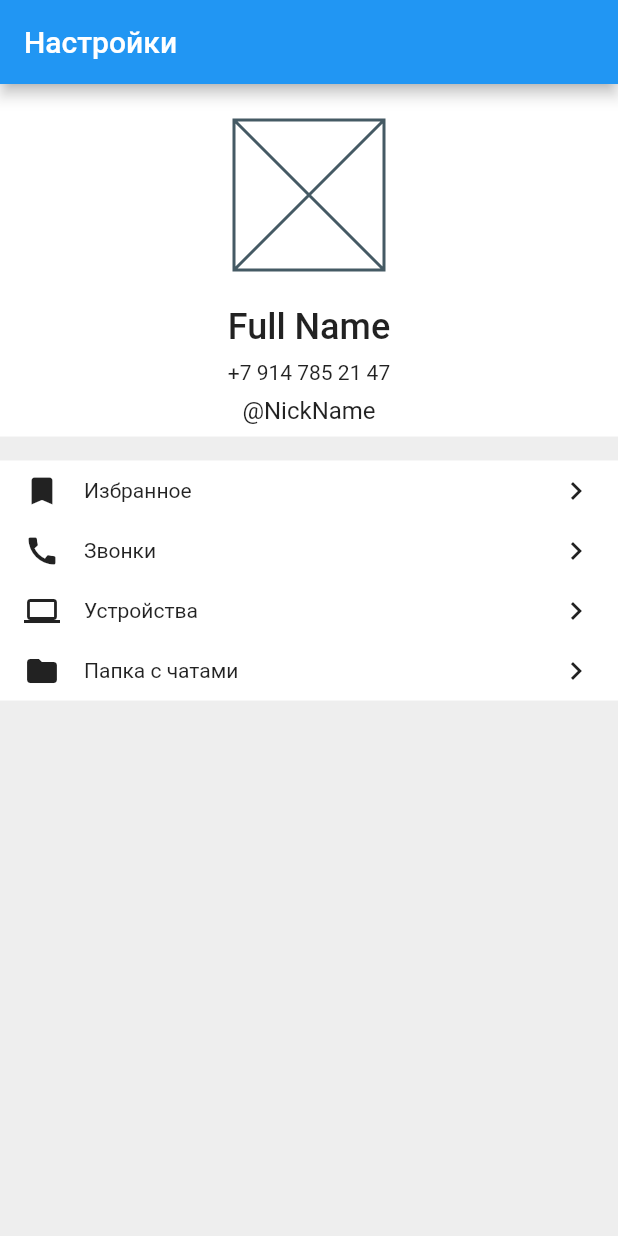
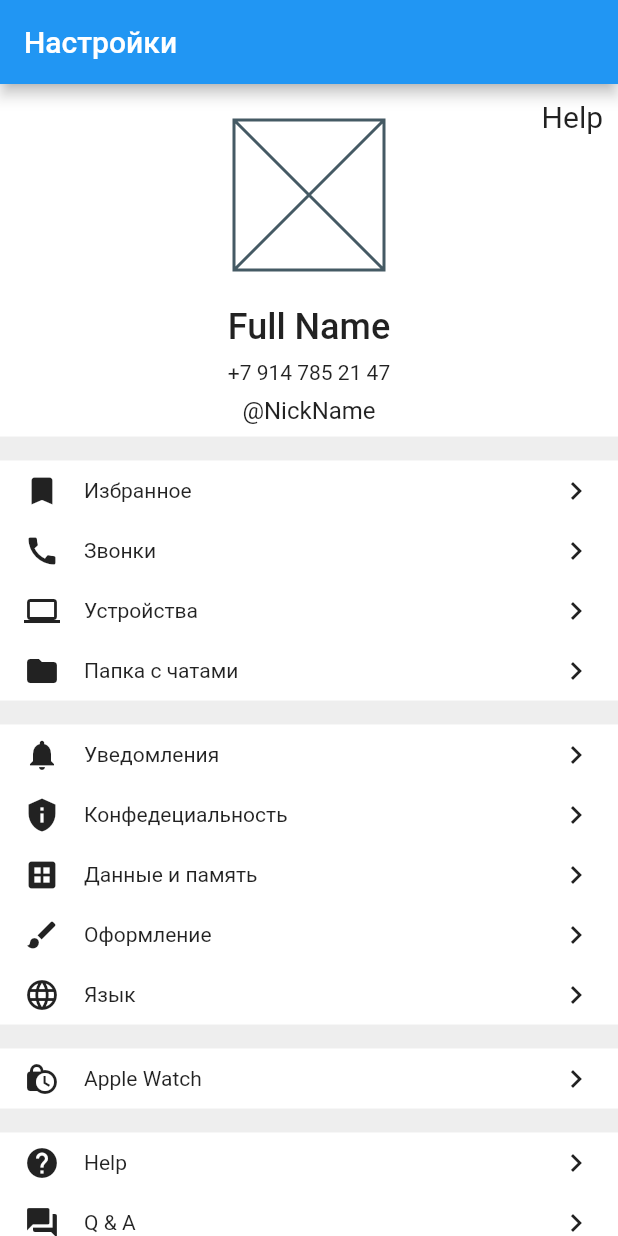
Before and after one commit to zavorgan/lesson_1, a Flutter app: the screen it shows after launch, on a phone screen of 412 x 824 dp. Run offline on Flutter 3.47's test engine with Material 2 defaults, Android fonts, the phone set to English and light mode, and no system bars.

Commit message:
less_28_full

```diff
--- a/lib/widgets/user_profile.dart
+++ b/lib/widgets/user_profile.dart
@@ -4,11 +4,25 @@ import 'package:flutter/material.dart';
 
 class UserProfile extends StatelessWidget {
   //создаем значения для переменных MenuRowData (иконка, текст)
-  final List<MenuRowData> menuRow = [
+  final List<MenuRowData> firstMenuRow = [
     MenuRowData(Icons.turned_in, 'Избранное'),
     MenuRowData(Icons.call, 'Звонки'),
     MenuRowData(Icons.computer, 'Устройства'),
     MenuRowData(Icons.folder, 'Папка с чатами'),
+  ];
+  final List<MenuRowData> secondMenuRow = [
+    MenuRowData(Icons.notifications, 'Уведомления'),
+    MenuRowData(Icons.privacy_tip, 'Конфедециальность'),
+    MenuRowData(Icons.dataset, 'Данные и память'),
+    MenuRowData(Icons.brush, 'Оформление'),
+    MenuRowData(Icons.language, 'Язык'),
+  ];
+  final List<MenuRowData> thridMenuRow = [
+    MenuRowData(Icons.lock_clock, 'Apple Watch'),
+  ];
+  final List<MenuRowData> fourthMenuRow = [
+    MenuRowData(Icons.help, 'Help'),
+    MenuRowData(Icons.question_answer, 'Q & A'),
   ];
   UserProfile({Key? key}) : super(key: key);
 
@@ -19,24 +33,45 @@ class UserProfile extends StatelessWidget {
       backgroundColor: Colors.grey.shade200,
       body: Container(
         width: double.infinity,
-        child: Column(
+        child: Container(
+          child: ListView(
               // mainAxisAlignment: MainAxisAlignment.center,
-            crossAxisAlignment: CrossAxisAlignment.center,
+              // crossAxisAlignment: CrossAxisAlignment.center,
               children: [
                 const _UserInfo(),
                 const SizedBox(
                   height: 16,
                 ),
                 _MenuWidget(
-                menuRow: menuRow,
+                  menuRow: firstMenuRow,
+                ),
+                const SizedBox(
+                  height: 16,
+                ),
+                _MenuWidget(
+                  menuRow: secondMenuRow,
+                ),
+                const SizedBox(
+                  height: 16,
+                ),
+                _MenuWidget(
+                  menuRow: thridMenuRow,
+                ),
+                const SizedBox(
+                  height: 16,
+                ),
+                _MenuWidget(
+                  menuRow: fourthMenuRow,
                 ),
               ]),
+        ),
       ),
     );
   }
 }
 
 class _MenuWidget extends StatelessWidget {
+  // принимаем данные из списка menuRow в начале типа MenuRowData
   final List<MenuRowData> menuRow;
   const _MenuWidget({Key? key, required this.menuRow}) : super(key: key);
 
@@ -47,6 +82,7 @@ class _MenuWidget extends StatelessWidget {
       width: double.infinity,
       child: Column(
         children: [
+          // принимаем Мапу из menuRow со сначениями data и передаем в вижет _MenuWidgetRow
           ...menuRow.map((data) => _MenuWidgetRow(data: data)).toList(),
           // _MenuWidgetRow(
           //   icon: Icons.turned_in,
@@ -79,6 +115,8 @@ class MenuRowData {
 }
 
 class _MenuWidgetRow extends StatelessWidget {
+  //принимаем из класса Дата переменные в переменную data для виджета
+  //b gjkexftv xthtp data.icon, data.text
   final MenuRowData data;
   // final IconData icon;
   // final String text;
@@ -105,12 +143,15 @@ class _MenuWidgetRow extends StatelessWidget {
   }
 }
 
+//верхний блок с картинкой и контактами
 class _UserInfo extends StatelessWidget {
   const _UserInfo({Key? key}) : super(key: key);
 
   @override
   Widget build(BuildContext context) {
-    return Container(
+    return Stack(
+      children: [
+        Container(
           color: Colors.white,
           width: double.infinity,
           child: const Column(
@@ -136,6 +177,16 @@ class _UserInfo extends StatelessWidget {
               ),
             ],
           ),
+        ),
+        Positioned(
+          top: 10,
+          right: 10,
+          child: Text(
+            ' Help',
+            style: TextStyle(fontSize: 20),
+          ),
+        ),
+      ],
     );
   }
 }
```
Lines whose indentation alone changed are shown as unchanged.
